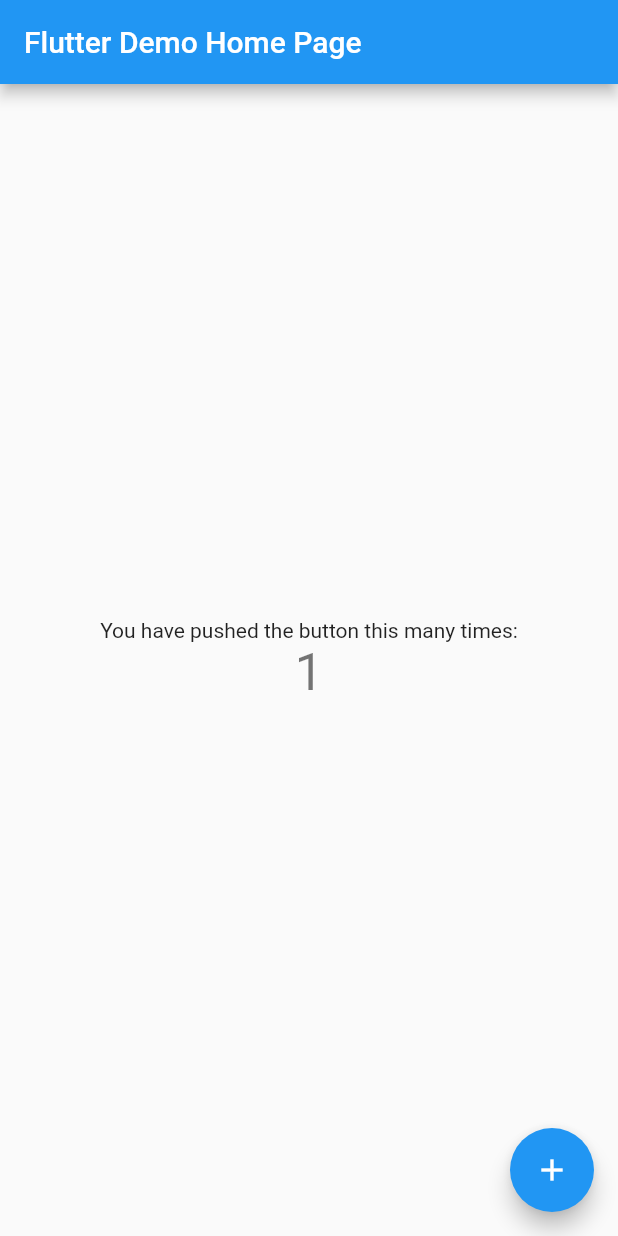
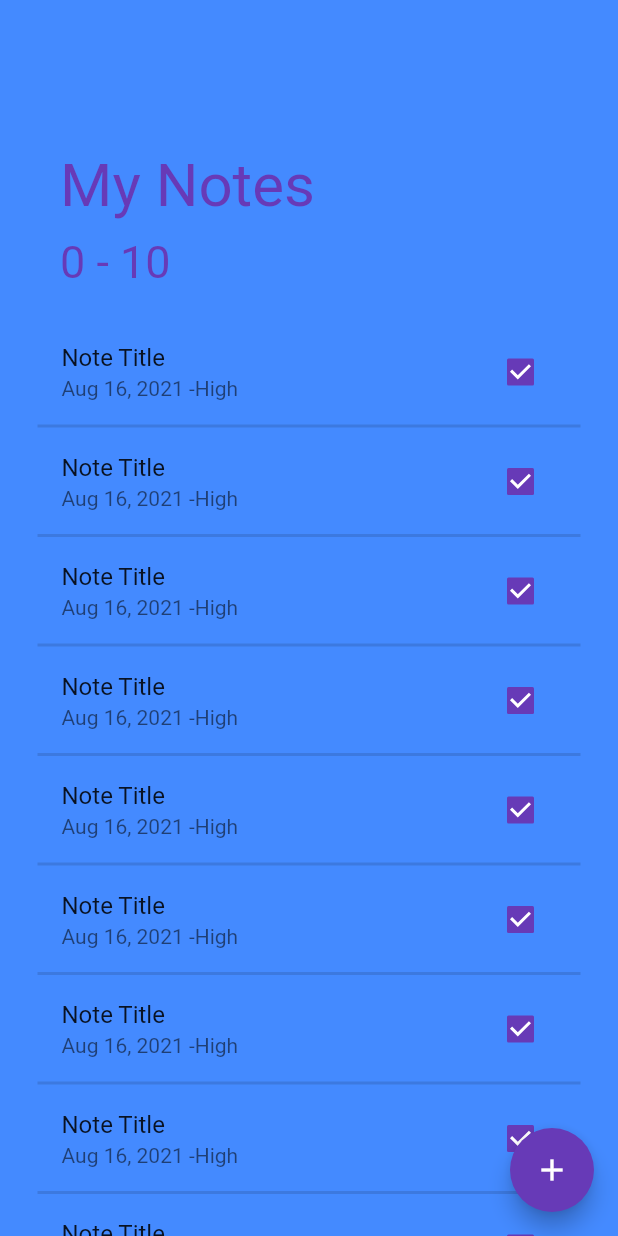
Before and after one commit to tarunchauhan97/crud_sqflite_notes_app, a Flutter app: the screen it shows after launch, after a tap on the "add" icon, on a phone screen of 412 x 824 dp. Run offline on Flutter 3.47's test engine with Material 2 defaults, Android fonts, the phone set to English and light mode, and no system bars.

Commit message:
6 Design Our Home Screen

```diff
--- a/lib/main.dart
+++ b/lib/main.dart
@@ -1,115 +1,22 @@
+import 'package:crud_sqflite_notes_app/screens/home_screen.dart';
 import 'package:flutter/material.dart';
 
 void main() {
-  runApp(const MyApp());
+  runApp(MyApp());
 }
 
 class MyApp extends StatelessWidget {
   const MyApp({Key? key}) : super(key: key);
 
-  // This widget is the root of your application.
   @override
   Widget build(BuildContext context) {
     return MaterialApp(
-      title: 'Flutter Demo',
+      debugShowCheckedModeBanner: false,
+      title: 'Flutter Todo List',
       theme: ThemeData(
-        // This is the theme of your application.
-        //
-        // Try running your application with "flutter run". You'll see the
-        // application has a blue toolbar. Then, without quitting the app, try
-        // changing the primarySwatch below to Colors.green and then invoke
-        // "hot reload" (press "r" in the console where you ran "flutter run",
-        // or simply save your changes to "hot reload" in a Flutter IDE).
-        // Notice that the counter didn't reset back to zero; the application
-        // is not restarted.
-        primarySwatch: Colors.blue,
+        primaryColor: Colors.deepPurple,
       ),
-      home: const MyHomePage(title: 'Flutter Demo Home Page'),
+      home: HomeScreen(),
     );
   }
 }
-
-class MyHomePage extends StatefulWidget {
-  const MyHomePage({Key? key, required this.title}) : super(key: key);
-
-  // This widget is the home page of your application. It is stateful, meaning
-  // that it has a State object (defined below) that contains fields that affect
-  // how it looks.
-
-  // This class is the configuration for the state. It holds the values (in this
-  // case the title) provided by the parent (in this case the App widget) and
-  // used by the build method of the State. Fields in a Widget subclass are
-  // always marked "final".
-
-  final String title;
-
-  @override
-  State<MyHomePage> createState() => _MyHomePageState();
-}
-
-class _MyHomePageState extends State<MyHomePage> {
-  int _counter = 0;
-
-  void _incrementCounter() {
-    setState(() {
-      // This call to setState tells the Flutter framework that something has
-      // changed in this State, which causes it to rerun the build method below
-      // so that the display can reflect the updated values. If we changed
-      // _counter without calling setState(), then the build method would not be
-      // called again, and so nothing would appear to happen.
-      _counter++;
-    });
-  }
-
-  @override
-  Widget build(BuildContext context) {
-    // This method is rerun every time setState is called, for instance as done
-    // by the _incrementCounter method above.
-    //
-    // The Flutter framework has been optimized to make rerunning build methods
-    // fast, so that you can just rebuild anything that needs updating rather
-    // than having to individually change instances of widgets.
-    return Scaffold(
-      appBar: AppBar(
-        // Here we take the value from the MyHomePage object that was created by
-        // the App.build method, and use it to set our appbar title.
-        title: Text(widget.title),
-      ),
-      body: Center(
-        // Center is a layout widget. It takes a single child and positions it
-        // in the middle of the parent.
-        child: Column(
-          // Column is also a layout widget. It takes a list of children and
-          // arranges them vertically. By default, it sizes itself to fit its
-          // children horizontally, and tries to be as tall as its parent.
-          //
-          // Invoke "debug painting" (press "p" in the console, choose the
-          // "Toggle Debug Paint" action from the Flutter Inspector in Android
-          // Studio, or the "Toggle Debug Paint" command in Visual Studio Code)
-          // to see the wireframe for each widget.
-          //
-          // Column has various properties to control how it sizes itself and
-          // how it positions its children. Here we use mainAxisAlignment to
-          // center the children vertically; the main axis here is the vertical
-          // axis because Columns are vertical (the cross axis would be
-          // horizontal).
-          mainAxisAlignment: MainAxisAlignment.center,
-          children: <Widget>[
-            const Text(
-              'You have pushed the button this many times:',
-            ),
-            Text(
-              '$_counter',
-              style: Theme.of(context).textTheme.headline4,
-            ),
-          ],
-        ),
-      ),
-      floatingActionButton: FloatingActionButton(
-        onPressed: _incrementCounter,
-        tooltip: 'Increment',
-        child: const Icon(Icons.add),
-      ), // This trailing comma makes auto-formatting nicer for build methods.
-    );
-  }
-}
--- /dev/null
+++ b/lib/screens/home_screen.dart
@@ -0,0 +1,62 @@
+import 'package:flutter/material.dart';
+
+class HomeScreen extends StatefulWidget {
+  const HomeScreen({Key? key}) : super(key: key);
+
+  @override
+  State<HomeScreen> createState() => _HomeScreenState();
+}
+
+class _HomeScreenState extends State<HomeScreen> {
+  Widget _buildNote(int index) {
+    return Padding(
+      padding: EdgeInsets.symmetric(horizontal: 25.0),
+      child: Column(
+        children: [
+          ListTile(
+            title: Text('Note Title'),
+            subtitle: Text('Aug 16, 2021 -High'),
+            trailing: Checkbox(
+                onChanged: (value) {
+                  print(value);
+                },
+                activeColor: Theme.of(context).primaryColor,
+                value: true),
+          ),
+          Divider(height: 1, thickness: 2),
+        ],
+      ),
+    );
+  }
+
+  @override
+  Widget build(BuildContext context) {
+    return Scaffold(
+      backgroundColor: Colors.blueAccent,
+      floatingActionButton: FloatingActionButton(
+        backgroundColor: Theme.of(context).primaryColor,
+        onPressed: () {},
+        child: Icon(Icons.add),
+      ),
+      body: ListView.builder(
+          padding: EdgeInsets.symmetric(vertical: 80),
+          itemCount: 10,
+          itemBuilder: (BuildContext context, int index) {
+            if (index == 0) {
+              return Padding(
+                padding: EdgeInsets.symmetric(horizontal: 40.0, vertical: 20.0),
+                child: Column(
+                  crossAxisAlignment: CrossAxisAlignment.start,
+                  children: [
+                    Text('My Notes', style: TextStyle(color: Colors.deepPurple, fontSize: 40.0)),
+                    SizedBox(height: 10.0),
+                    Text('0 - 10', style: TextStyle(color: Colors.deepPurple, fontSize: 30.0)),
+                  ],
+                ),
+              );
+            }
+            return _buildNote(index);
+          }),
+    );
+  }
+}
--- a/pubspec.yaml
+++ b/pubspec.yaml
@@ -47,7 +47,7 @@ dev_dependencies:
   # activated in the `analysis_options.yaml` file located at the root of your
   # package. See that file for information about deactivating specific lint
   # rules and activating additional ones.
-  flutter_lints: ^1.0.0
+  #flutter_lints: ^1.0.0
 
 # For information on the generic Dart part of this file, see the
 # following page: https://dart.dev/tools/pub/pubspec
```
Also changed, not shown: pubspec.lock.
